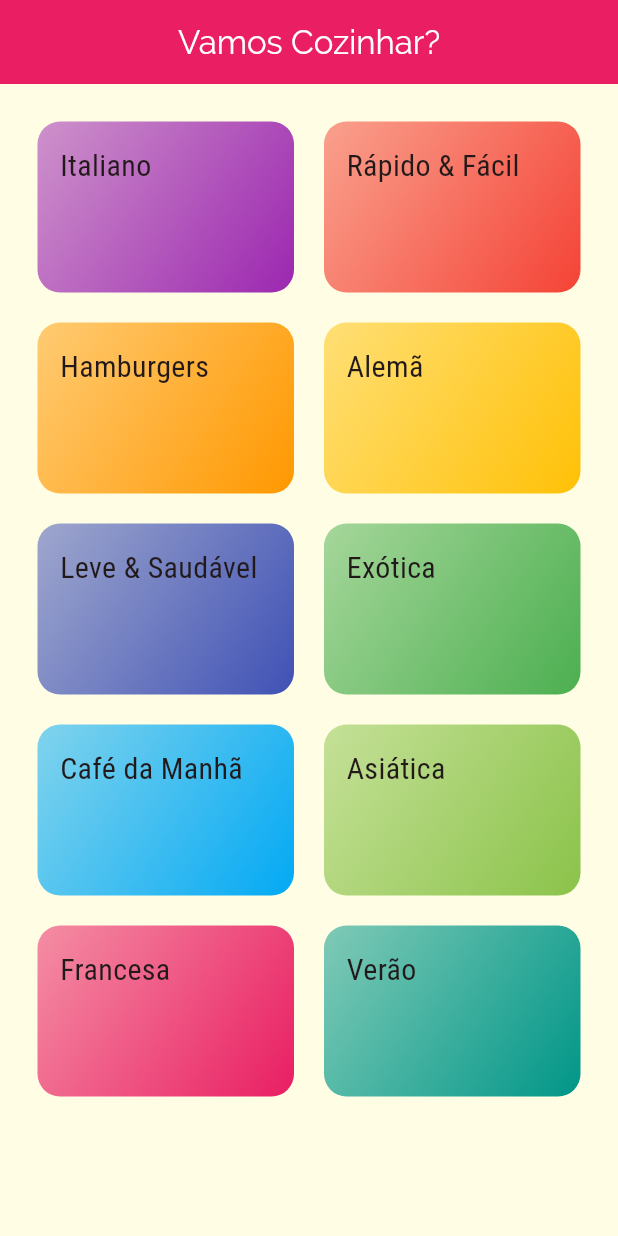
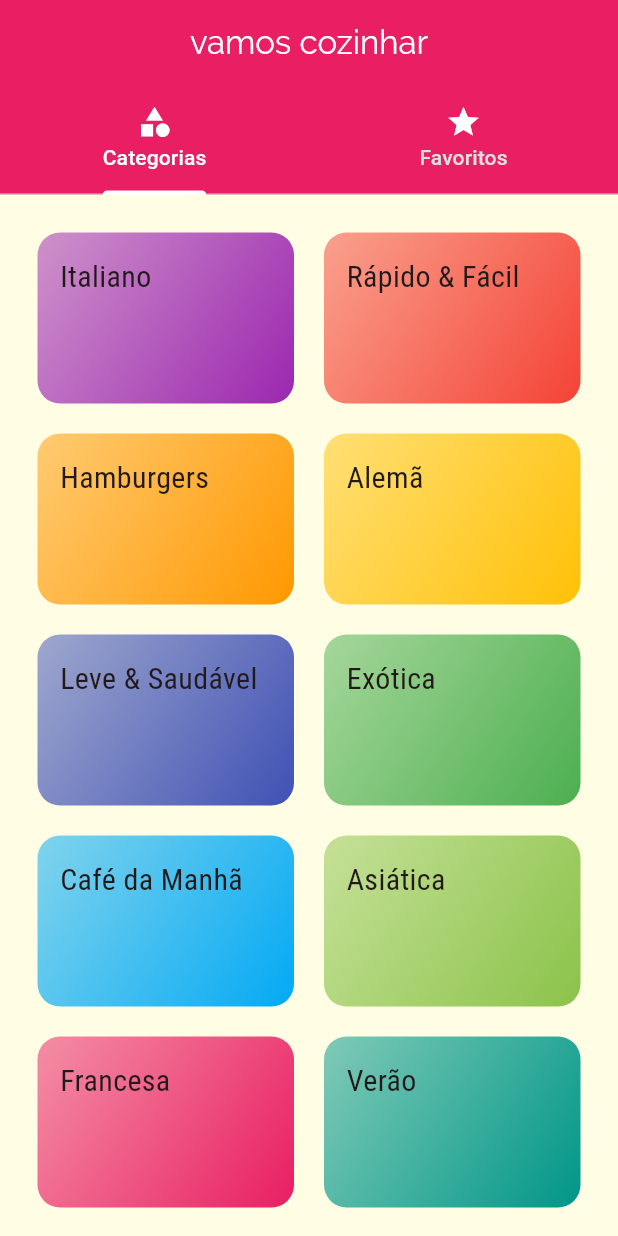
Before and after one commit to ldaugusto89/Flutter, a Flutter app: the screen it shows after launch, on a phone screen of 412 x 824 dp. Run offline on Flutter 3.47's test engine with Material 3 defaults, Android fonts, the phone set to English and light mode, and no system bars.

Commit message:
Adicionado o componente tabs_screen ao main.dart, configurado o componente como rota inical do app

```diff
--- a/meals/lib/main.dart
+++ b/meals/lib/main.dart
@@ -1,6 +1,7 @@
 import 'package:flutter/material.dart';
 import 'package:meals/screens/categories_screen.dart';
 import 'package:meals/screens/meal_detail_screen.dart';
+import 'package:meals/screens/tabs_screen.dart';
 import 'screens/categories_meals_screen.dart';
 import 'utils/app_routes.dart';
 
@@ -38,7 +39,7 @@ class MyApp extends StatelessWidget {
         )
       ),
       routes: {
-        AppRoutes.home:(context) => CategoriesScreen(),
+        AppRoutes.home:(context) => TabsScreen(),
         AppRoutes.categoriesMeals: (context) => CategoriesMealsScreen(),
         AppRoutes.mealDetails:(context) => MealDetailScreen(),
       },
--- a/meals/lib/screens/categories_screen.dart
+++ b/meals/lib/screens/categories_screen.dart
@@ -2,18 +2,12 @@ import 'package:flutter/material.dart';
 import 'package:meals/components/category_item.dart';
 import '../data/dummy_data.dart';
 
-
 class CategoriesScreen extends StatelessWidget {
-
   const CategoriesScreen({super.key});
 
   @override
   Widget build(BuildContext context) {
-    return Scaffold(
-      appBar: AppBar(
-        title: Text('Vamos Cozinhar?'),
-      ),
-      body: GridView(
+    return GridView(
       padding: .all(25),
       gridDelegate: SliverGridDelegateWithMaxCrossAxisExtent(
         maxCrossAxisExtent: 200,
@@ -24,7 +18,6 @@ class CategoriesScreen extends StatelessWidget {
       children: dummyCategories.map((c) {
         return CategoryItem(c);
       }).toList(),
-      ),
     );
   }
 }
--- a/meals/lib/screens/tabs_screen.dart
+++ b/meals/lib/screens/tabs_screen.dart
@@ -14,12 +14,14 @@ class TabsScreen extends StatelessWidget {
           title: Text('vamos cozinhar'),
           bottom: TabBar(
             tabs: [
-              Tab(icon: Icon(Icons.category), text: 'Categorias'),
-              Tab(icon: Icon(Icons.star), text: 'Favoritos'),
+              Tab(icon: Icon(Icons.category, color: Colors.white,), text: 'Categorias'),
+              Tab(icon: Icon(Icons.star, color: Colors.white,), text: 'Favoritos'),
             ],
+            labelColor: Colors.white,
+            unselectedLabelColor: Colors.grey[300],
           ),
         ),
-        body: TabBarView(children: [CategoriesScreen(), FavoriteScreen()]),
+        body: TabBarView(children: [CategoriesScreen(), FavoriteScreen()],),
       ),
     );
   }
```
Lines whose indentation alone changed are shown as unchanged.
